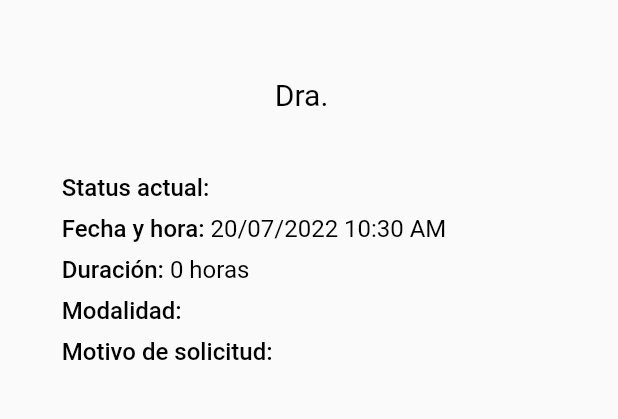
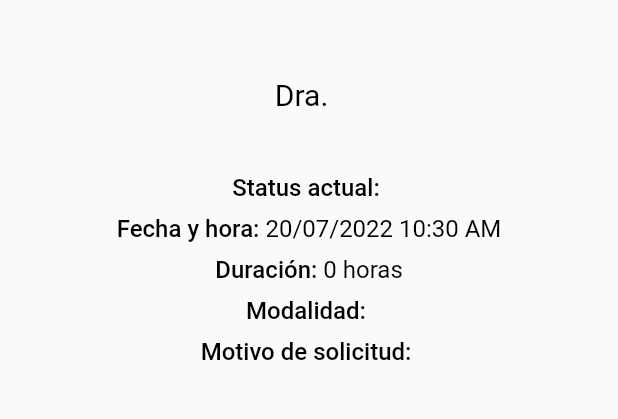
Before and after one commit to The-Hackers-UCAB/myOnlineDoctor-doctor-mobile, a Flutter app: the AppointmentDetailPage screen opened directly with empty values, on a phone screen of 412 x 824 dp, the part 331-750 px from its top. Run offline on Flutter 3.47's test engine with Material 2 defaults, Android fonts, the phone set to English and light mode, and no system bars; our stand-ins replace connectivity_plus, curved_navigation_bar, device_info_plus, dio, firebase_core, firebase_messaging and 5 more; missing offline and left inert: agora_rtc_engine; accounts and stored records are empty; Roboto replaces fonts that are missing (Garet Light).

Commit message:
Centered the appointment detail data

```diff
--- a/my_online_doctor/lib/infrastructure/ui/appointment/appointment_detail_page.dart
+++ b/my_online_doctor/lib/infrastructure/ui/appointment/appointment_detail_page.dart
@@ -134,10 +134,10 @@ class _AppointmentDetailPageState extends State<AppointmentDetailPage> {
 
 
   Widget _buildAppointmentStatus(BuildContext context) => Padding(
-    padding:  EdgeInsets.only(left: MediaQuery.of(context).size.width * 0.1, right: MediaQuery.of(context).size.width * 0.05),
+    padding:  EdgeInsets.only(left: MediaQuery.of(context).size.width * 0.1, right: MediaQuery.of(context).size.width * 0.1),
     child: Row(
-      mainAxisAlignment: MainAxisAlignment.start,
-      crossAxisAlignment: CrossAxisAlignment.start,
+      mainAxisAlignment: MainAxisAlignment.center,
+      crossAxisAlignment: CrossAxisAlignment.center,
       children: [
         Text('Status actual: ',
           style: Theme.of(context).textTheme.bodyText1!.copyWith(fontSize: 16),
@@ -152,10 +152,10 @@ class _AppointmentDetailPageState extends State<AppointmentDetailPage> {
 
 
   Widget _buildAppointmentDateTime(BuildContext context) => Padding(
-    padding:  EdgeInsets.only(left: MediaQuery.of(context).size.width * 0.1, right: MediaQuery.of(context).size.width * 0.05),
+    padding:  EdgeInsets.only(left: MediaQuery.of(context).size.width * 0.1, right: MediaQuery.of(context).size.width * 0.1),
     child: Row(
-      mainAxisAlignment: MainAxisAlignment.start,
-      crossAxisAlignment: CrossAxisAlignment.start,
+      mainAxisAlignment: MainAxisAlignment.center,
+      crossAxisAlignment: CrossAxisAlignment.center,
       children: [
         Text('Fecha y hora: ', style: Theme.of(context).textTheme.bodyText1!.copyWith(fontSize: 16),),
         Text(widget.appointment.date != null ? DateFormat('dd/MM/yyyy hh:mm a').format(widget.appointment.date!) : 'Por Definir',
@@ -168,10 +168,10 @@ class _AppointmentDetailPageState extends State<AppointmentDetailPage> {
 
 
   Widget _buildAppointmentDuration(BuildContext context) => Padding(
-    padding:  EdgeInsets.only(left: MediaQuery.of(context).size.width * 0.1, right: MediaQuery.of(context).size.width * 0.05),
+    padding:  EdgeInsets.only(left: MediaQuery.of(context).size.width * 0.1, right: MediaQuery.of(context).size.width * 0.1),
     child: Row(
-      mainAxisAlignment: MainAxisAlignment.start,
-      crossAxisAlignment: CrossAxisAlignment.start,
+      mainAxisAlignment: MainAxisAlignment.center,
+      crossAxisAlignment: CrossAxisAlignment.center,
       children: [
         Text('Duración: ', style: Theme.of(context).textTheme.bodyText1!.copyWith(fontSize: 16),),
         Text(widget.appointment.duration != null ? '${widget.appointment.duration.toString()} horas' : 'Por Definir',
@@ -184,10 +184,10 @@ class _AppointmentDetailPageState extends State<AppointmentDetailPage> {
 
 
   Widget _buildAppointmentType(BuildContext context) => Padding(
-    padding:  EdgeInsets.only(left: MediaQuery.of(context).size.width * 0.1, right: MediaQuery.of(context).size.width * 0.05),
+    padding:  EdgeInsets.only(left: MediaQuery.of(context).size.width * 0.1, right: MediaQuery.of(context).size.width * 0.1),
     child: Row(
-      mainAxisAlignment: MainAxisAlignment.start,
-      crossAxisAlignment: CrossAxisAlignment.start,
+      mainAxisAlignment: MainAxisAlignment.center,
+      crossAxisAlignment: CrossAxisAlignment.center,
       children: [
         Text('Modalidad: ', style: Theme.of(context).textTheme.bodyText1!.copyWith(fontSize: 16),),
         Text(widget.appointment.type,
@@ -204,14 +204,12 @@ class _AppointmentDetailPageState extends State<AppointmentDetailPage> {
       height: MediaQuery.of(context).size.height * 0.2,
       child: Column(
         mainAxisAlignment: MainAxisAlignment.start,
-        crossAxisAlignment: CrossAxisAlignment.start,
+        crossAxisAlignment: CrossAxisAlignment.center,
         children: [
           Text('Motivo de solicitud: ', style: Theme.of(context).textTheme.bodyText1!.copyWith(fontSize: 16),),
-          Padding(
-            padding: EdgeInsets.only(left: MediaQuery.of(context).size.width * 0.05),
-            child: Text(widget.appointment.description,
-              style: Theme.of(context).textTheme.bodyText2!.copyWith(fontSize: 16), maxLines: null, textAlign: TextAlign.justify,
-            ),
+          heightSeparator(context, 0.01),
+          Text(widget.appointment.description,
+            style: Theme.of(context).textTheme.bodyText2!.copyWith(fontSize: 16), maxLines: null, textAlign: TextAlign.justify,
           ),
         ],
       ),
```
